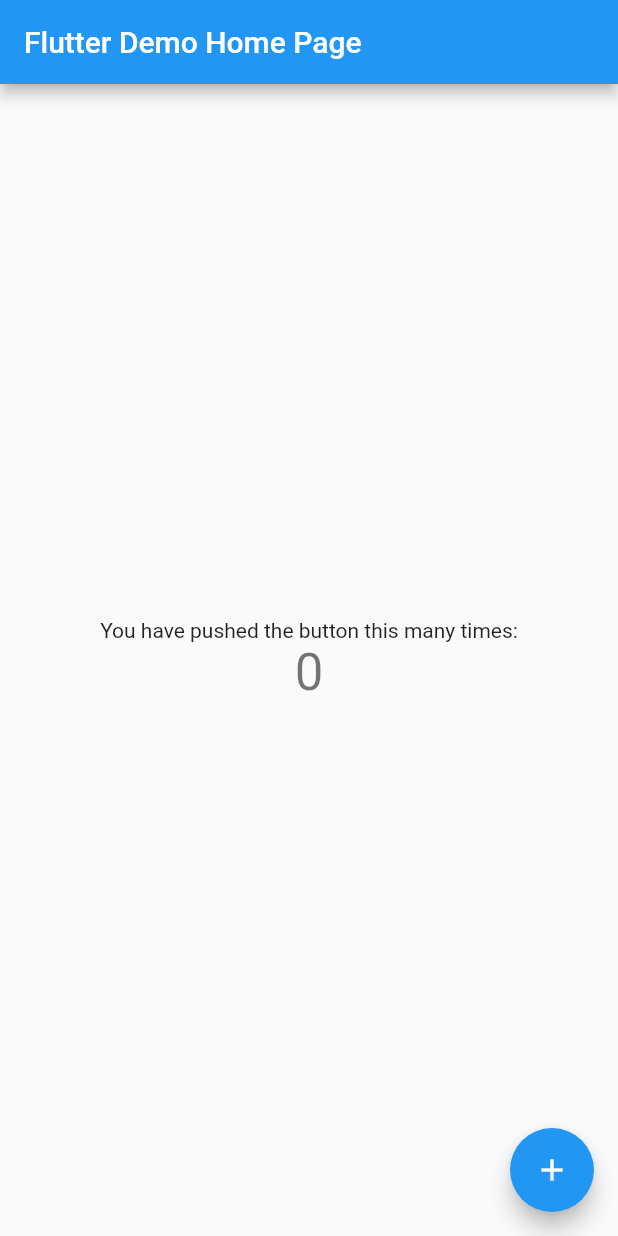
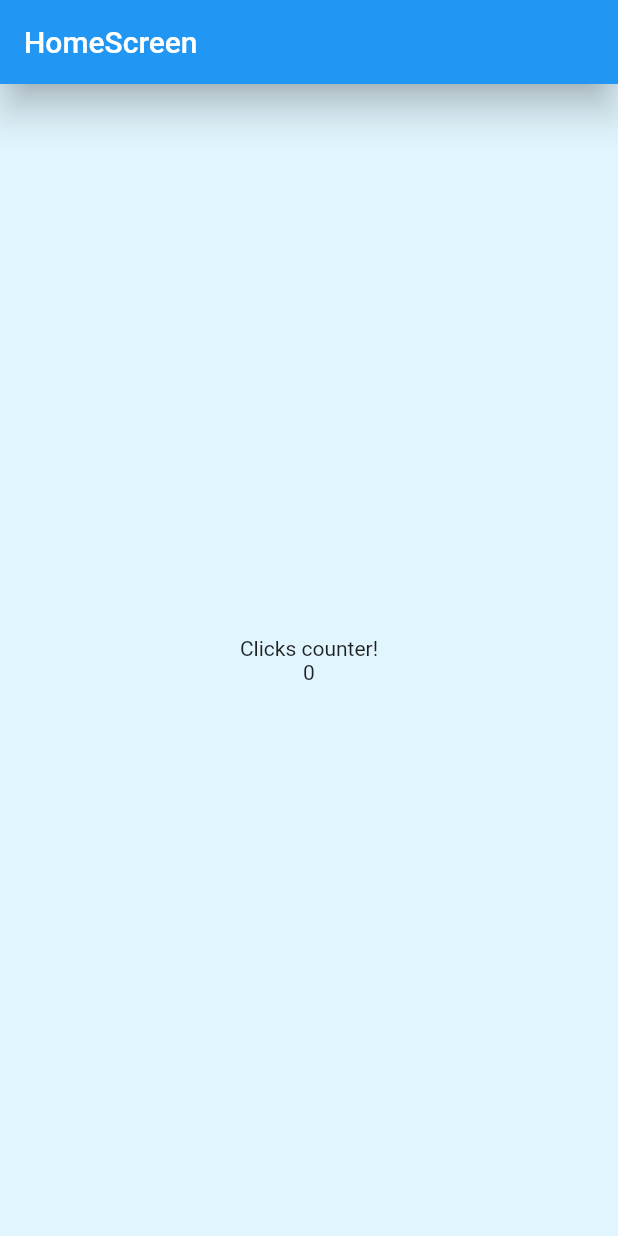
Before and after one commit to ls404/counter_app, a Flutter app: the screen it shows after launch, on a phone screen of 412 x 824 dp. Run offline on Flutter 3.47's test engine with Material 2 defaults, Android fonts, the phone set to English and light mode, and no system bars.

Commit message:
:home screen

```diff
--- a/lib/main.dart
+++ b/lib/main.dart
@@ -1,3 +1,6 @@
+import 'package:counter_app/screens/home_screen.dart';
+
+// import 'package:flutter/cupertino.dart';
 import 'package:flutter/material.dart';
 
 void main() {
@@ -7,109 +10,9 @@ void main() {
 class MyApp extends StatelessWidget {
   const MyApp({Key? key}) : super(key: key);
 
-  // This widget is the root of your application.
   @override
   Widget build(BuildContext context) {
-    return MaterialApp(
-      title: 'Flutter Demo',
-      theme: ThemeData(
-        // This is the theme of your application.
-        //
-        // Try running your application with "flutter run". You'll see the
-        // application has a blue toolbar. Then, without quitting the app, try
-        // changing the primarySwatch below to Colors.green and then invoke
-        // "hot reload" (press "r" in the console where you ran "flutter run",
-        // or simply save your changes to "hot reload" in a Flutter IDE).
-        // Notice that the counter didn't reset back to zero; the application
-        // is not restarted.
-        primarySwatch: Colors.blue,
-      ),
-      home: const MyHomePage(title: 'Flutter Demo Home Page'),
-    );
+    return const MaterialApp(
+        debugShowCheckedModeBanner: false, home: HomeScreen());
   }
 }
-
-class MyHomePage extends StatefulWidget {
-  const MyHomePage({Key? key, required this.title}) : super(key: key);
-
-  // This widget is the home page of your application. It is stateful, meaning
-  // that it has a State object (defined below) that contains fields that affect
-  // how it looks.
-
-  // This class is the configuration for the state. It holds the values (in this
-  // case the title) provided by the parent (in this case the App widget) and
-  // used by the build method of the State. Fields in a Widget subclass are
-  // always marked "final".
-
-  final String title;
-
-  @override
-  State<MyHomePage> createState() => _MyHomePageState();
-}
-
-class _MyHomePageState extends State<MyHomePage> {
-  int _counter = 0;
-
-  void _incrementCounter() {
-    setState(() {
-      // This call to setState tells the Flutter framework that something has
-      // changed in this State, which causes it to rerun the build method below
-      // so that the display can reflect the updated values. If we changed
-      // _counter without calling setState(), then the build method would not be
-      // called again, and so nothing would appear to happen.
-      _counter++;
-    });
-  }
-
-  @override
-  Widget build(BuildContext context) {
-    // This method is rerun every time setState is called, for instance as done
-    // by the _incrementCounter method above.
-    //
-    // The Flutter framework has been optimized to make rerunning build methods
-    // fast, so that you can just rebuild anything that needs updating rather
-    // than having to individually change instances of widgets.
-    return Scaffold(
-      appBar: AppBar(
-        // Here we take the value from the MyHomePage object that was created by
-        // the App.build method, and use it to set our appbar title.
-        title: Text(widget.title),
-      ),
-      body: Center(
-        // Center is a layout widget. It takes a single child and positions it
-        // in the middle of the parent.
-        child: Column(
-          // Column is also a layout widget. It takes a list of children and
-          // arranges them vertically. By default, it sizes itself to fit its
-          // children horizontally, and tries to be as tall as its parent.
-          //
-          // Invoke "debug painting" (press "p" in the console, choose the
-          // "Toggle Debug Paint" action from the Flutter Inspector in Android
-          // Studio, or the "Toggle Debug Paint" command in Visual Studio Code)
-          // to see the wireframe for each widget.
-          //
-          // Column has various properties to control how it sizes itself and
-          // how it positions its children. Here we use mainAxisAlignment to
-          // center the children vertically; the main axis here is the vertical
-          // axis because Columns are vertical (the cross axis would be
-          // horizontal).
-          mainAxisAlignment: MainAxisAlignment.center,
-          children: <Widget>[
-            const Text(
-              'You have pushed the button this many times:',
-            ),
-            Text(
-              '$_counter',
-              style: Theme.of(context).textTheme.headline4,
-            ),
-          ],
-        ),
-      ),
-      floatingActionButton: FloatingActionButton(
-        onPressed: _incrementCounter,
-        tooltip: 'Increment',
-        child: const Icon(Icons.add),
-      ), // This trailing comma makes auto-formatting nicer for build methods.
-    );
-  }
-}
--- /dev/null
+++ b/lib/screens/home_screen.dart
@@ -0,0 +1,21 @@
+// import 'package:flutter/cupertino.dart';
+import 'package:flutter/material.dart';
+
+class HomeScreen extends StatelessWidget {
+  const HomeScreen({Key? key}) : super(key: key);
+
+  @override
+  Widget build(BuildContext context) {
+    return Scaffold(
+        backgroundColor: Colors.lightBlue[50],
+        appBar: AppBar(
+          title: const Text('HomeScreen'),
+          elevation: 10.0,
+        ),
+        body: Center(
+            child: Column(
+          mainAxisAlignment: MainAxisAlignment.center,
+          children: [Text('Clicks counter!'), Text('0')],
+        )));
+  }
+}
```
